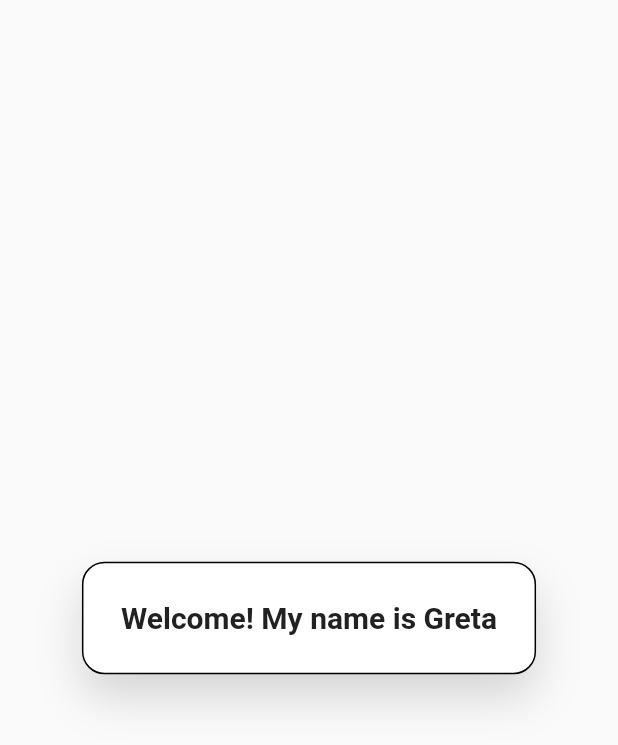
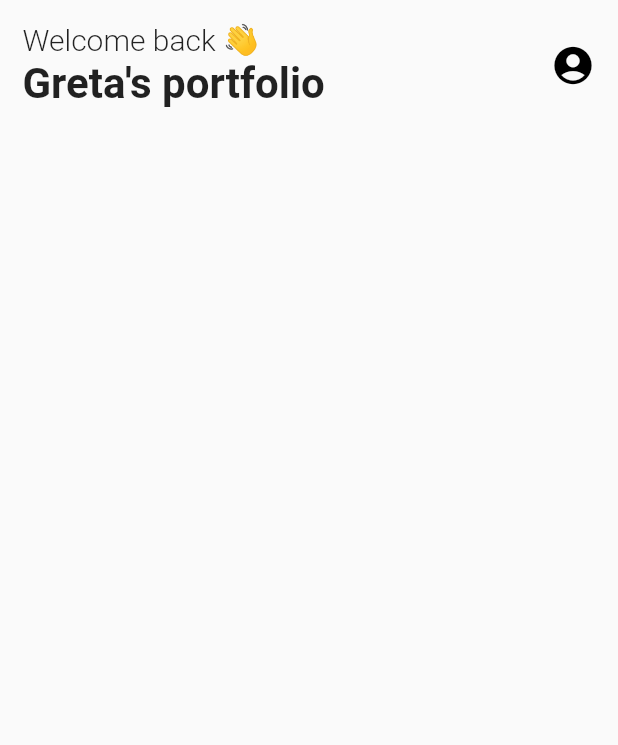
Before and after one commit to gretaivan/flutter_portfolio, a Flutter app: the screen it shows after launch, on a phone screen of 412 x 824 dp. Shown: the top 745 px of the screen. Run offline on Flutter 3.47's test engine with Material 2 defaults, Android fonts, the phone set to English and light mode, and no system bars.

Commit message:
adds the portfolio header

```diff
--- a/lib/pages/home/home_page.dart
+++ b/lib/pages/home/home_page.dart
@@ -7,9 +7,42 @@ class HomePage extends StatelessWidget {
   @override
   Widget build(BuildContext context) {
     return Scaffold(
-      body: Center(
-          child: IntroCard(text: "Welcome! My name is Greta"),
-        ),
+      body: SafeArea(
+        child: SizedBox(
+          width: MediaQuery.of(context).size.width,
+          height: MediaQuery.of(context).size.height,
+          child: Padding(
+            padding: EdgeInsets.all(15.0),
+            child: Column(
+              mainAxisAlignment: MainAxisAlignment.start,
+              crossAxisAlignment: CrossAxisAlignment.start,
+              children: [
+                Row(
+                  crossAxisAlignment: CrossAxisAlignment.center,
+                  mainAxisAlignment: MainAxisAlignment.spaceBetween,
+                  children: [
+                    Column(
+                      mainAxisAlignment: MainAxisAlignment.start,
+                      crossAxisAlignment: CrossAxisAlignment.start,
+                      children: [
+                        Text("Welcome back 👋",
+                          style: TextStyle(fontSize: 20, fontWeight: FontWeight.w300)
+                        ),
+                        Text("Greta's portfolio",
+                        style: TextStyle(fontSize: 28, fontWeight: FontWeight.bold))
+                      ]
+                    ),
+                  const Icon(
+                    Icons.account_circle,
+                    color: Colors.black,
+                    size: 30
+                  )
+                ],)
+              ]
+            )
+          )
+        )
+      )
     );
   }
 }
```
